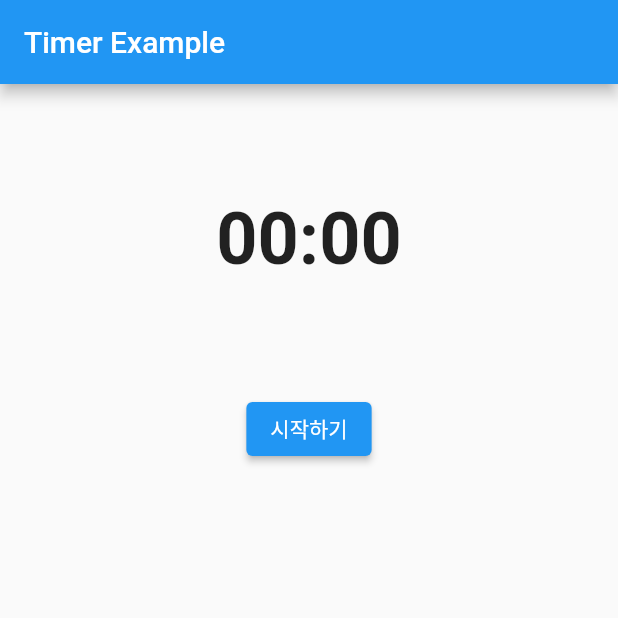
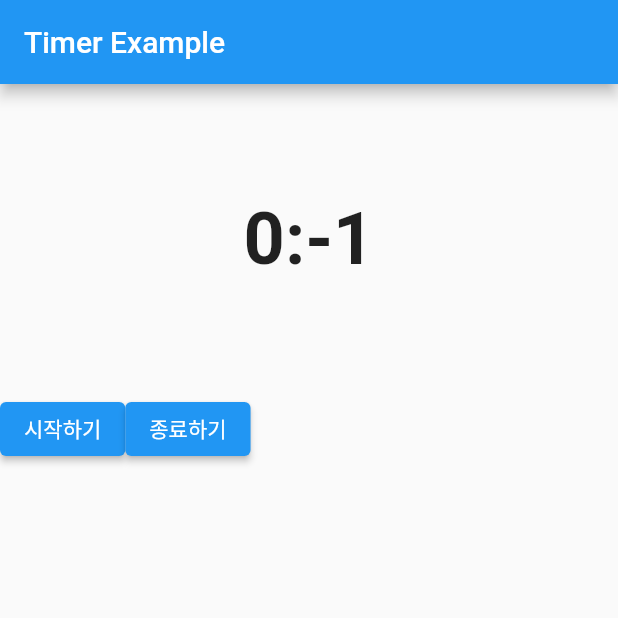
Before and after one commit to kingwang09/jesus_flutter, a Flutter app: the TimerHome screen opened directly, after a tap on "시작하기", on a phone screen of 412 x 824 dp, the top half of it. Run offline on Flutter 3.47's test engine with Material 2 defaults, Android fonts, the light colour scheme and no system bars; our stand-ins replace webview_flutter.

Commit message:
비정상적으로 돌아는 가는데 아직 상태관리가 익숙치 않음.

```diff
--- a/lib/example/timer/timerHome.dart
+++ b/lib/example/timer/timerHome.dart
@@ -1,4 +1,6 @@
 
+
+import 'dart:async';
 
 import 'package:flutter/material.dart';
 
@@ -10,6 +12,52 @@ class TimerHome extends StatefulWidget{
 }
 
 class _TimerHomeState extends State<TimerHome>{
+  DateTime? _start;
+  DateTime? _end;
+  String _display = "00:00";
+  bool _isRunning = false;
+
+  void start(){
+    _start = DateTime.now();
+    _isRunning = true;
+    runTimer();
+  }
+
+  void end(){
+    _end = DateTime.now();
+    _isRunning = false;
+    updateIsRunning(_isRunning);
+    updateDisplay(_end!);
+  }
+
+  void updateIsRunning(bool isRunning){
+    setState(() {
+      _isRunning = isRunning;
+    });
+  }
+
+  void updateDisplay(DateTime end){
+    int diffMinute = _start!.minute - end.minute;
+    int diffSeconds = _start!.second - end.second;
+    print("current: display=$diffMinute:$diffSeconds, isRunning=$_isRunning");
+
+    setState(() {
+      _display = "$diffMinute:$diffSeconds";
+    });
+  }
+
+  void runTimer() async{
+    Timer.periodic(Duration(seconds: 1), (timer) {
+      if(_isRunning) {
+        print("run second...");
+        updateDisplay(DateTime.now());
+      }else{
+        print("run close..");
+        timer.cancel();
+      }
+    });
+  }
+
   @override
   Widget build(BuildContext context) {
     return Scaffold(
@@ -23,7 +71,7 @@ class _TimerHomeState extends State<TimerHome>{
             height: MediaQuery.of(context).size.width * 0.5,
             child: Center(
               child: Text(
-                  "00:00",
+                  _display,
                   style: TextStyle(
                     fontSize: 48,
                     fontWeight: FontWeight.bold,
@@ -31,9 +79,17 @@ class _TimerHomeState extends State<TimerHome>{
               ),
             ),
           ),
-          ElevatedButton(onPressed: ()=>{},
-              child: Text("시작하기"),
+          Row(
+            children: [
+              ElevatedButton(onPressed: start,
+                child: Text("시작하기"),
+              ),
+              ElevatedButton(onPressed: end,
+                child: Text("종료하기"),
+              )
+            ],
           )
+
         ],
       ),
     );
```
